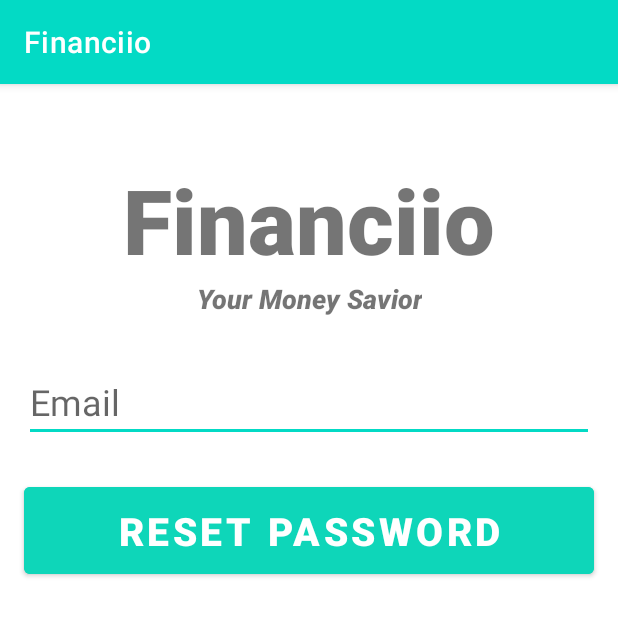
After one commit to dddkhoa/Financiio, an Android app: the ForgotPassword screen opened directly, with no data from a screen before it, on a phone screen of 412 x 824 dp, the top half of it. The commit adds this screen. Run offline under Robolectric (Android 15) with nearby library versions, the phone set to English and light mode, and no system bars; our stand-ins replace Firebase (no records; nobody signed in at launch, a user with empty details on screens opened directly).

Commit message:
Added Logout + Reset Password features

```diff
--- a/app/src/main/AndroidManifest.xml
+++ b/app/src/main/AndroidManifest.xml
@@ -8,6 +8,9 @@
         android:roundIcon="@mipmap/ic_launcher_round"
         android:supportsRtl="true"
         android:theme="@style/Theme.Financiio">
+        <activity
+            android:name=".ForgotPassword"
+            android:exported="false" />
         <activity
             android:name=".ProfileActivity"
             android:exported="false" />
--- /dev/null
+++ b/app/src/main/java/com/example/financiio/ForgotPassword.java
@@ -0,0 +1,76 @@
+package com.example.financiio;
+
+import androidx.annotation.NonNull;
+import androidx.appcompat.app.AppCompatActivity;
+
+import android.content.Intent;
+import android.os.Bundle;
+import android.util.Patterns;
+import android.view.View;
+import android.widget.Button;
+import android.widget.EditText;
+import android.widget.ProgressBar;
+import android.widget.Toast;
+
+import com.google.android.gms.tasks.OnCompleteListener;
+import com.google.android.gms.tasks.Task;
+import com.google.firebase.auth.FirebaseAuth;
+
+public class ForgotPassword extends AppCompatActivity  {
+
+    private EditText editTextEmail;
+    private Button resetPasswordBtn;
+    private ProgressBar progressBar;
+    FirebaseAuth mAuth;
+
+    @Override
+    protected void onCreate(Bundle savedInstanceState) {
+        super.onCreate(savedInstanceState);
+        setContentView(R.layout.activity_forgot_password);
+
+        editTextEmail = (EditText) findViewById(R.id.email);
+        resetPasswordBtn = (Button) findViewById(R.id.resetPassword);
+        progressBar = (ProgressBar) findViewById(R.id.progressBar);
+
+        mAuth = FirebaseAuth.getInstance();
+
+        resetPasswordBtn.setOnClickListener(new View.OnClickListener() {
+            @Override
+            public void onClick(View view) {
+                resetPassword();
+            }
+        });
+
+
+    }
+
+    private void resetPassword() {
+        String email = editTextEmail.getText().toString().trim();
+
+        if (email.isEmpty()) {
+            editTextEmail.setError("Email is required!");
+            editTextEmail.requestFocus();
+            return;
+        }
+
+        if (!Patterns.EMAIL_ADDRESS.matcher(email).matches()) {
+            editTextEmail.setError("Invalid Email!");
+            editTextEmail.requestFocus();
+            return;
+        }
+
+        progressBar.setVisibility(View.VISIBLE);
+        mAuth.sendPasswordResetEmail(email).addOnCompleteListener(new OnCompleteListener<Void>() {
+            @Override
+            public void onComplete(@NonNull Task<Void> task) {
+                if (task.isSuccessful()) {
+                    Toast.makeText(ForgotPassword.this, "Check email to reset password", Toast.LENGTH_LONG).show();
+                    startActivity(new Intent(ForgotPassword.this, MainActivity.class));
+                } else {
+                    Toast.makeText(ForgotPassword.this, "Unsuccessful: " + task.getException().getMessage(),Toast.LENGTH_SHORT).show();
+                }
+                progressBar.setVisibility(View.GONE);
+            }
+        });
+    }
+}
--- a/app/src/main/java/com/example/financiio/User.java
+++ b/app/src/main/java/com/example/financiio/User.java
@@ -1,6 +1,7 @@
 package com.example.financiio;
 
 public class User {
+
 
     public String fullName, email;
 
--- /dev/null
+++ b/app/src/main/res/layout/activity_forgot_password.xml
@@ -0,0 +1,76 @@
+<?xml version="1.0" encoding="utf-8"?>
+<androidx.constraintlayout.widget.ConstraintLayout xmlns:android="http://schemas.android.com/apk/res/android"
+    xmlns:app="http://schemas.android.com/apk/res-auto"
+    xmlns:tools="http://schemas.android.com/tools"
+    android:layout_width="match_parent"
+    android:layout_height="match_parent"
+    tools:context=".ForgotPassword">
+
+    <TextView
+        android:id="@+id/banner"
+        android:layout_width="match_parent"
+        android:layout_height="wrap_content"
+        android:layout_marginTop="50dp"
+        android:fontFamily="sans-serif-black"
+        android:text="Financiio"
+        android:textAlignment="center"
+        android:textSize="60sp"
+        android:textStyle="bold"
+        app:layout_constraintLeft_toLeftOf="parent"
+        app:layout_constraintRight_toRightOf="parent"
+        app:layout_constraintTop_toTopOf="parent" />
+
+    <TextView
+        android:id="@+id/bannerDescription"
+        android:layout_width="wrap_content"
+        android:layout_height="wrap_content"
+        android:fontFamily="sans-serif-black"
+        android:text="Your Money Savior"
+        android:textAlignment="center"
+        android:textSize="18sp"
+        android:textStyle="italic"
+        app:layout_constraintLeft_toLeftOf="parent"
+        app:layout_constraintRight_toRightOf="parent"
+        app:layout_constraintTop_toBottomOf="@+id/banner" />
+
+    <EditText
+        android:id="@+id/email"
+        android:layout_width="380dp"
+        android:layout_height="wrap_content"
+        android:layout_marginTop="30dp"
+        android:ems="10"
+        android:hint="Email"
+        android:inputType="textEmailAddress"
+        android:textSize="24sp"
+        app:layout_constraintLeft_toLeftOf="parent"
+        app:layout_constraintRight_toRightOf="parent"
+        app:layout_constraintTop_toBottomOf="@+id/bannerDescription" />
+
+    <Button
+        android:id="@+id/resetPassword"
+        android:layout_width="380dp"
+        android:layout_height="70dp"
+        android:layout_marginTop="24dp"
+        android:backgroundTint="#0ED6B9"
+        android:text="Reset Password"
+        android:textColor="#ffffff"
+        android:textSize="26sp"
+        android:textStyle="bold"
+        app:layout_constraintLeft_toLeftOf="parent"
+        app:layout_constraintRight_toRightOf="parent"
+        app:layout_constraintTop_toBottomOf="@+id/email" />
+
+    <ProgressBar
+        android:id="@+id/progressBar"
+        style="?android:attr/progressBarStyleLarge"
+        android:layout_width="wrap_content"
+        android:layout_height="wrap_content"
+        android:layout_centerInParent="true"
+        android:visibility="gone"
+        app:layout_constraintBottom_toBottomOf="parent"
+        app:layout_constraintLeft_toLeftOf="parent"
+        app:layout_constraintRight_toRightOf="parent"
+        app:layout_constraintTop_toTopOf="parent"
+        tools:ignore="MissingConstraints" />
+
+</androidx.constraintlayout.widget.ConstraintLayout>
--- a/settings.gradle
+++ b/settings.gradle
@@ -13,6 +13,12 @@
         mavenCentral()
         maven { url 'https://jitpack.io' }
     }
+
+    // Added github repo for drawing charts
+    repositories {
+        maven { url 'https://jitpack.io' }
+    }
+
 }
 rootProject.name = "Financiio"
 include ':app'
```
Also changed, not shown: app/src/main/java/com/example/financiio/MainActivity.java (+10 -3 lines), app/src/main/java/com/example/financiio/ProfileActivity.java (+19 -0 lines), app/src/main/res/layout/activity_profile.xml (+10 -0 lines).
